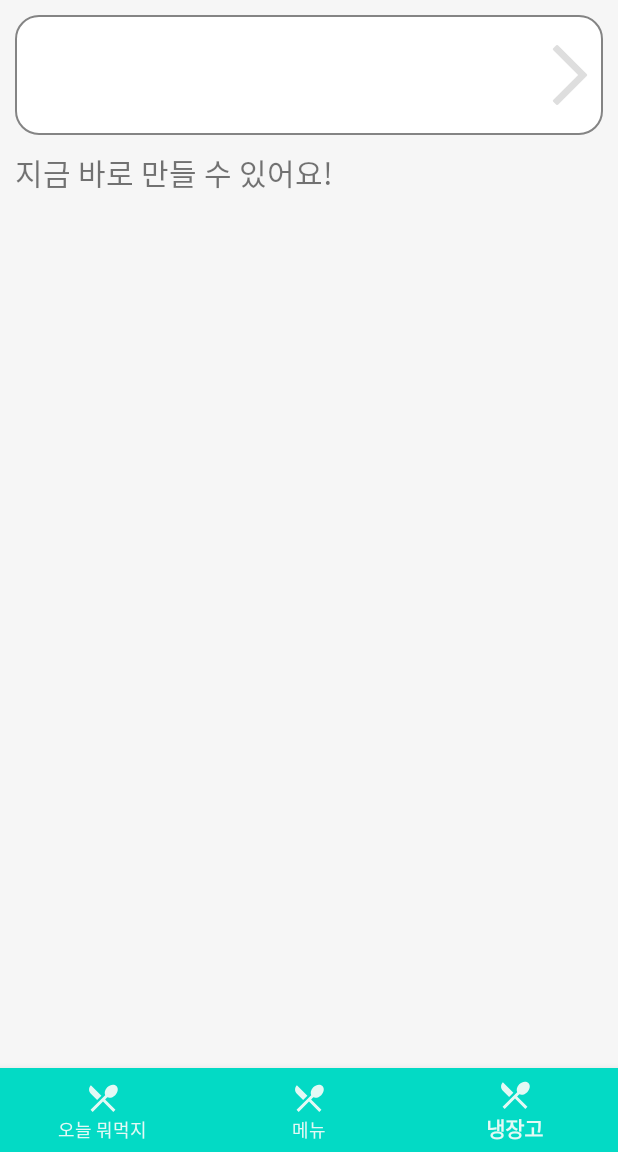
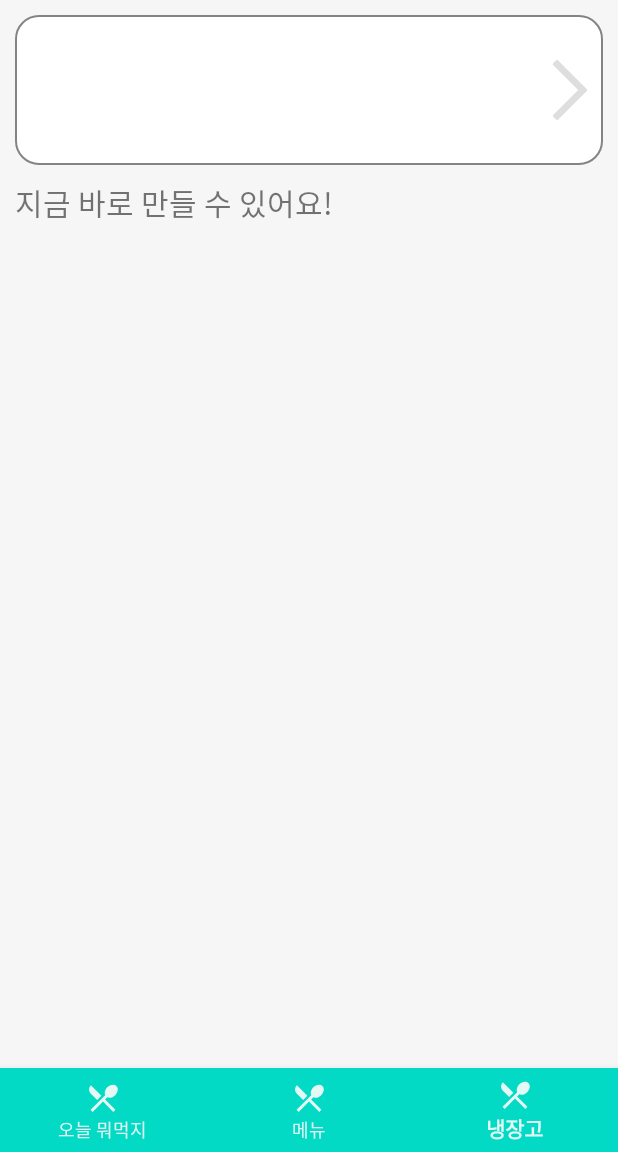
Before and after one commit to changmeen/MP_TermProject, an Android app: the TodayMenu screen opened directly, with no data from a screen before it, item 3 of the bottom bar chosen, on a phone screen of 412 x 824 dp, the part 84-1236 px from its top. Run offline under Robolectric (Android 15) with nearby library versions, the phone set to English and light mode, and no system bars; our stand-ins replace Firebase (no records; nobody signed in at launch, a user with empty details on screens opened directly); libraries missing offline, so code that uses them is left out: cn.trinea.android; pictures from the network do not load; 6 statements that could not run were skipped.

Commit message:
내가 가진 재료들 출력

```diff
--- a/app/build.gradle
+++ b/app/build.gradle
@@ -43,15 +43,13 @@ dependencies {
     implementation 'com.google.firebase:firebase-firestore:22.1.2'
     implementation 'com.google.firebase:firebase-auth:20.0.4'
     implementation 'androidx.recyclerview:recyclerview:1.1.0'
+
     testImplementation 'junit:junit:4.+'
     androidTestImplementation 'androidx.test.ext:junit:1.1.2'
     androidTestImplementation 'androidx.test.espresso:espresso-core:3.3.0'
     compileOnly 'org.projectlombok:lombok:1.18.10'
     annotationProcessor 'org.projectlombok:lombok:1.18.10'
 
-    api ('cn.trinea.android.view.autoscrollviewpager:android-auto-scroll-view-pager:1.1.2') {
-        exclude module: 'support-v4'
-    }
 
     implementation files('libs/YouTubeAndroidPlayerApi.jar')
 
--- a/app/src/main/java/com/changmeen/firebase/AutoScrollAdapter.java
+++ /dev/null
@@ -1,56 +0,0 @@
-package com.changmeen.firebase;
-
-
-import android.content.Context;
-import android.view.LayoutInflater;
-import android.view.View;
-import android.view.ViewGroup;
-import android.widget.ImageView;
-
-import androidx.viewpager.widget.PagerAdapter;
-
-import com.bumptech.glide.Glide;
-import java.util.ArrayList;
-
-import static android.content.Context.LAYOUT_INFLATER_SERVICE;
-
-
-public class AutoScrollAdapter extends PagerAdapter {
-
-    Context context;
-    ArrayList<String> data;
-
-    public AutoScrollAdapter(Context context, ArrayList<String> data) {
-        this.context = context;
-        this.data = data;
-    }
-
-    @Override
-    public Object instantiateItem(ViewGroup container, int position) {
-
-        //뷰페이지 슬라이딩 할 레이아웃 인플레이션
-        LayoutInflater inflater = (LayoutInflater) context.getSystemService(LAYOUT_INFLATER_SERVICE);
-        View v = inflater.inflate(R.layout.auto_viewpager, null);
-        ImageView image_container = (ImageView) v.findViewById(R.id.image_container);
-        Glide.with(context).load(data.get(position)).into(image_container);
-        container.addView(v);
-        return v;
-    }
-
-    @Override
-    public void destroyItem(ViewGroup container, int position, Object object) {
-
-        container.removeView((View) object);
-
-    }
-
-    @Override
-    public int getCount() {
-        return data.size();
-    }
-
-    @Override
-    public boolean isViewFromObject(View view, Object object) {
-        return view == object;
-    }
-}
--- a/app/src/main/java/com/changmeen/firebase/Ingredient_adapter.java
+++ b/app/src/main/java/com/changmeen/firebase/Ingredient_adapter.java
@@ -48,7 +48,7 @@ public class Ingredient_adapter extends RecyclerView.Adapter<Ingredient_adapter.
         }
     }
 
-    // 생성자 - 넘어 오는 데이터파입에 유의해야 한다.
+    // 생성자 - 넘어 오는 데이터타입에 유의해야 한다.
     public Ingredient_adapter(ArrayList<Ingredients_list> myDataset) {
         arrayList = myDataset;
     }
@@ -99,7 +99,6 @@ public class Ingredient_adapter extends RecyclerView.Adapter<Ingredient_adapter.
 
     @Override
     public int getItemCount() {
-
         return (arrayList != null ? arrayList.size() : 0);
     }
 }
--- a/app/src/main/java/com/changmeen/firebase/Ingredient_page.java
+++ b/app/src/main/java/com/changmeen/firebase/Ingredient_page.java
@@ -52,7 +52,6 @@ public class Ingredient_page extends AppCompatActivity {
         prefer = getSharedPreferences("pref", Context.MODE_PRIVATE);
         String userToken = prefer.getString("token", "");
 
-
         DatabaseReference mDatabase = FirebaseDatabase.getInstance().getReference();
         mDatabase.child("userIngredient").child(userToken).addValueEventListener(new ValueEventListener() {
             @Override
@@ -68,8 +67,7 @@ public class Ingredient_page extends AppCompatActivity {
 
             @Override
             public void onCancelled(@NonNull DatabaseError databaseError) {
-
-                Log.e("fragment1", String.valueOf(databaseError.toException()));
+                Log.e("fragment3", String.valueOf(databaseError.toException()));
             }
         });
         adapter = new Rfg_adapter(itemArrayList, this);
--- a/app/src/main/java/com/changmeen/firebase/Ingredients_list.java
+++ b/app/src/main/java/com/changmeen/firebase/Ingredients_list.java
@@ -1,7 +1,6 @@
 package com.changmeen.firebase;
 
 public class Ingredients_list {
-
     String image;
     String name;
 
@@ -11,17 +10,13 @@ public class Ingredients_list {
     public String getimage() {
         return image;
     }
-
     public void setimage(String image) {
         this.image = image;
     }
-
     public void setname(String name) {
         this.name = name;
     }
-
     public String getname() {
         return name;
     }
-
 }
--- a/app/src/main/java/com/changmeen/firebase/Rfg_adapter.java
+++ b/app/src/main/java/com/changmeen/firebase/Rfg_adapter.java
@@ -62,7 +62,6 @@ public class Rfg_adapter extends RecyclerView.Adapter<Rfg_adapter.ViewHolder> {
         return holder;
     }
 
-
     @Override
     public void onBindViewHolder(Rfg_adapter.ViewHolder holder, int position) {
         // - get element from your dataset at this position
@@ -99,7 +98,6 @@ public class Rfg_adapter extends RecyclerView.Adapter<Rfg_adapter.ViewHolder> {
     }
     @Override
     public int getItemCount() {
-
         return (arrayList != null ? arrayList.size() : 0);
     }
 
--- a/app/src/main/java/com/changmeen/firebase/Rfg_page.java
+++ b/app/src/main/java/com/changmeen/firebase/Rfg_page.java
@@ -2,30 +2,93 @@ package com.changmeen.firebase;
 
 import android.content.Context;
 import android.content.Intent;
+import android.content.SharedPreferences;
 import android.os.Bundle;
+import android.util.Log;
 import android.view.LayoutInflater;
 import android.view.View;
 import android.view.ViewGroup;
 import android.widget.ImageButton;
+import android.widget.LinearLayout;
 
 import androidx.annotation.NonNull;
 import androidx.annotation.Nullable;
 import androidx.fragment.app.Fragment;
+import androidx.recyclerview.widget.GridLayoutManager;
+import androidx.recyclerview.widget.LinearLayoutManager;
 import androidx.recyclerview.widget.RecyclerView;
+
+import com.google.android.material.floatingactionbutton.FloatingActionButton;
+import com.google.firebase.database.DataSnapshot;
+import com.google.firebase.database.DatabaseError;
+import com.google.firebase.database.DatabaseReference;
+import com.google.firebase.database.FirebaseDatabase;
+import com.google.firebase.database.ValueEventListener;
+
+import java.util.ArrayList;
 
 public class Rfg_page extends Fragment {
     //왜 안들어가짐
 
-    private RecyclerView listview1;
-    private RecyclerView listview2;
-    Ingredient_adapter adapter1;
+    private RecyclerView rfg_RecyclerView;
+    private RecyclerView rfg_RecyclerView_rcp_list;
+
+    private LinearLayoutManager LinearLayoutManager;
+    private GridLayoutManager GridlayoutManager;
+    private Rfg_adapter adapter1;
     private rec_adapter adapter2;
     private Context mContext;
+
+    private static ArrayList<Ingredients_list> ingredients_itemArrayList;
+    private static ArrayList<Recipe> recipe_itemArrayList;
+    private SharedPreferences prefer;
+    String Ingredient_name="";
+
     View view;
+
     @Nullable
     @Override
     public View onCreateView(@NonNull LayoutInflater inflater, @Nullable ViewGroup container, @Nullable Bundle savedInstanceState) {
         view = inflater.inflate(R.layout.rfg_page, container, false);
+
+        rfg_RecyclerView = view.findViewById(R.id.rfg_RecyclerView);
+        rfg_RecyclerView_rcp_list = view.findViewById(R.id.rfg_RecyclerView_rcp_list);
+        LinearLayoutManager = new LinearLayoutManager(view.getContext(), RecyclerView.HORIZONTAL, false);
+        GridlayoutManager = new GridLayoutManager(view.getContext(), 5);
+        rfg_RecyclerView.setLayoutManager(LinearLayoutManager);
+        rfg_RecyclerView_rcp_list.setLayoutManager(GridlayoutManager);
+
+        ingredients_itemArrayList = new ArrayList<>();
+        recipe_itemArrayList = new ArrayList<>();
+
+        prefer = view.getContext().getSharedPreferences("pref", Context.MODE_PRIVATE);
+        String userToken = prefer.getString("token", "");
+
+        DatabaseReference mDatabase = FirebaseDatabase.getInstance().getReference();
+        mDatabase.child("userIngredient").child(userToken).addValueEventListener(new ValueEventListener() {
+            @Override
+            public void onDataChange(@NonNull DataSnapshot dataSnapshot) {
+                ingredients_itemArrayList.clear();
+                Ingredient_name = "";
+                for(DataSnapshot snapshot : dataSnapshot.getChildren()) {
+                    Ingredients_list rec = snapshot.getValue(Ingredients_list.class);
+                    ingredients_itemArrayList.add(rec);
+                    Ingredient_name = Ingredient_name.concat(" " + rec.getname());;
+                }
+                adapter1.notifyDataSetChanged();
+                String[] a = Ingredient_name.split(" ");
+                System.out.println("@@@@@@@@@@@@@@@@@" + a[0]);
+            }
+
+            @Override
+            public void onCancelled(@NonNull DatabaseError databaseError) {
+                Log.e("fragment3", String.valueOf(databaseError.toException()));
+            }
+        });
+        adapter1 = new Rfg_adapter(ingredients_itemArrayList, view.getContext());
+        rfg_RecyclerView.setAdapter(adapter1);
+
+
 
         ImageButton next = view.findViewById(R.id.rfg_Button);
         next.setOnClickListener(new View.OnClickListener() {
--- a/app/src/main/res/layout/rfg_page.xml
+++ b/app/src/main/res/layout/rfg_page.xml
@@ -8,20 +8,20 @@
     android:orientation="vertical">
     <LinearLayout
         android:layout_width="match_parent"
-        android:layout_height="80dp"
+        android:layout_height="100dp"
         android:orientation="horizontal"
         android:background="@drawable/round_rectangular">
         <androidx.recyclerview.widget.RecyclerView
             android:id="@+id/rfg_RecyclerView"
             android:layout_width="330dp"
-            android:layout_height="wrap_content"
+            android:layout_height="100dp"
             android:scrollbars="none"
             android:layout_margin="10dp" />
         <ImageButton
             android:id="@+id/rfg_Button"
             android:layout_width="40dp"
             android:layout_gravity="center"
-            android:layout_height="40dp"
+            android:layout_height="60dp"
             android:src="@drawable/right"
             android:scaleType="centerInside"
             android:background="#00000000"/>
@@ -34,7 +34,7 @@
         android:text="지금 바로 만들 수 있어요!"
         android:textSize="20sp"/>
     <androidx.recyclerview.widget.RecyclerView
-        android:id="@+id/rgh_RecyclerView_rcp_list"
+        android:id="@+id/rfg_RecyclerView_rcp_list"
         android:layout_width="match_parent"
         android:layout_height="match_parent"
         android:scrollbars="none"/>
```
